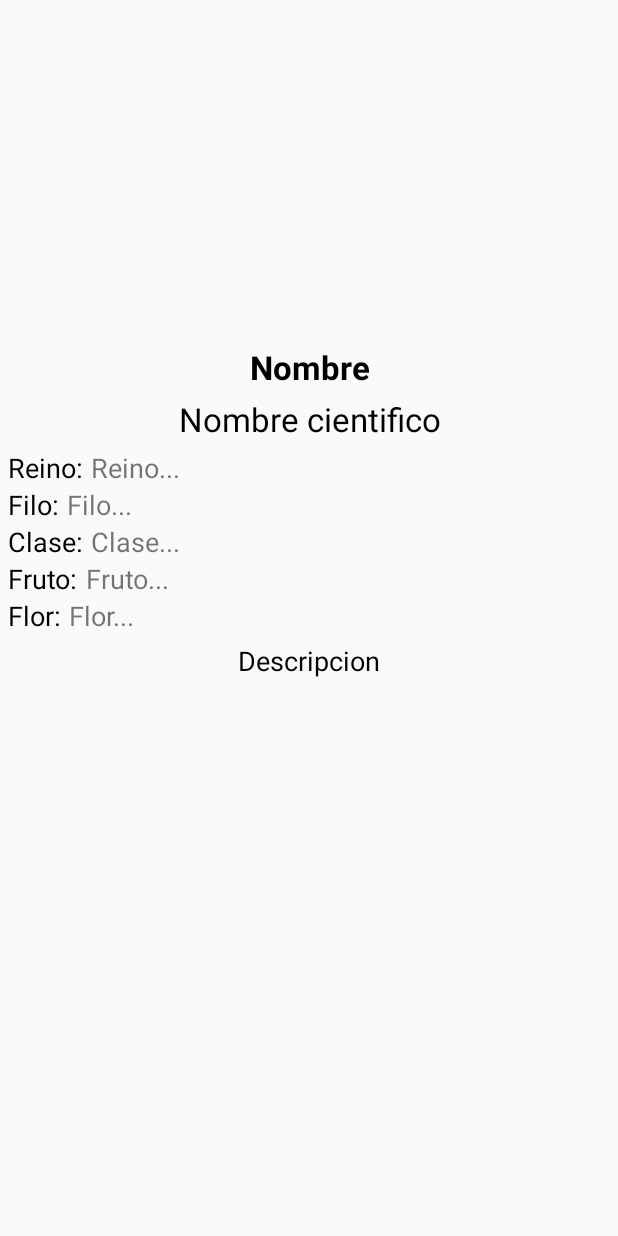
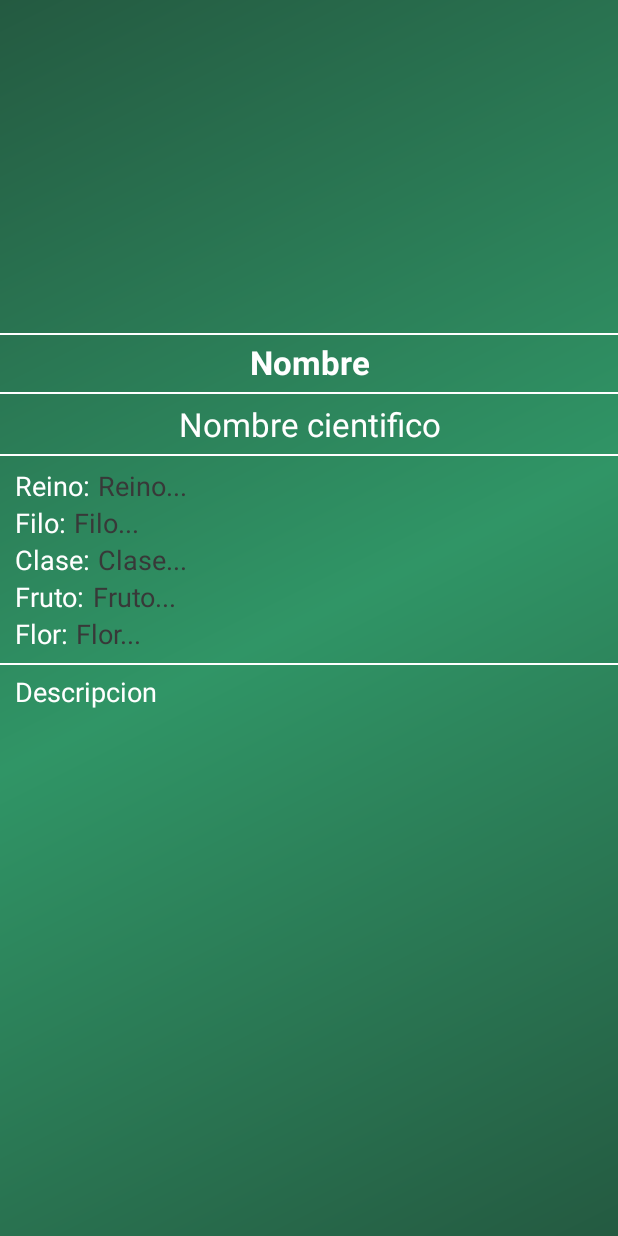
Before and after one commit to jesualdomc/ForestApp, an Android app: the layout adaptador_lista_inventario.xml on its own in the app's theme, with its tools: preview values and no code run, on a phone screen of 412 x 824 dp. Run offline under Robolectric (Android 15) with nearby library versions, the phone set to English and light mode, and no system bars.

Commit message:
Se están haciendo diseños en la app.

```diff
--- a/app/src/main/res/layout/adaptador_lista_inventario.xml
+++ b/app/src/main/res/layout/adaptador_lista_inventario.xml
@@ -2,7 +2,8 @@
 <LinearLayout xmlns:android="http://schemas.android.com/apk/res/android"
     android:layout_width="match_parent"
     android:layout_height="match_parent"
-    android:orientation="horizontal">
+    android:orientation="horizontal"
+    android:background="@drawable/fondo_degradado">
 
     <ScrollView
         android:layout_width="match_parent"
@@ -21,54 +22,70 @@
 
             <LinearLayout
                 android:layout_width="match_parent"
-                android:layout_height="wrap_content"
-                android:orientation="horizontal">
+                android:layout_height="1dp"
+                android:orientation="horizontal"
+                android:background="#FFFFFF"
+                android:layout_marginTop="-8dp">
+            </LinearLayout>
 
-                <TextView
-                    android:layout_width="match_parent"
+
+            <TextView
+                    android:layout_width="wrap_content"
                     android:layout_height="wrap_content"
                     android:textAppearance="?android:attr/textAppearanceLarge"
                     android:text="Nombre"
                     android:id="@+id/tv_titulo_arbol"
-                    android:textColor="#ff000000"
+                    android:textColor="#FFFFFF"
                     android:visibility="visible"
                     android:textStyle="bold"
                     android:layout_weight="0.97"
                     android:layout_gravity="center_horizontal"
-                    android:textAlignment="center" />
+                    android:textAlignment="center"
+                android:layout_marginTop="3dp" />
 
-            </LinearLayout>
+
+
             <LinearLayout
                 android:layout_width="match_parent"
-                android:layout_height="wrap_content"
-                android:orientation="horizontal">
+                android:layout_height="1dp"
+                android:orientation="horizontal"
+                android:background="#FFFFFF"
+                android:layout_marginTop="5dp">
+            </LinearLayout>
                 <TextView
                     android:layout_width="match_parent"
                     android:layout_height="wrap_content"
                     android:textAppearance="?android:attr/textAppearanceLarge"
                     android:text="Nombre cientifico"
                     android:id="@+id/tv_nombre_cientifico"
-                    android:textColor="#ff000000"
+                    android:textColor="#FFFFFF"
                     android:paddingTop="5dp"
                     android:paddingBottom="5dp"
                     android:visibility="visible"
                     android:layout_gravity="center_horizontal"
                     android:textAlignment="center" />
+            <LinearLayout
+                android:layout_width="match_parent"
+                android:layout_height="1dp"
+                android:orientation="horizontal"
+                android:background="#FFFFFF">
             </LinearLayout>
+
             <LinearLayout
                 android:layout_width="match_parent"
                 android:layout_height="wrap_content"
-                android:orientation="horizontal">
+                android:orientation="horizontal"
+                android:layout_marginTop="7dp">
 
                 <TextView
                     android:layout_width="wrap_content"
                     android:layout_height="wrap_content"
                     android:text="Reino:"
-                    android:textColor="#ff000000"
+                    android:textColor="#FFFFFF"
                     android:visibility="visible"
                     android:layout_gravity="center_horizontal"
                     android:textSize="18dp"
-                    android:layout_marginLeft="5dp" />
+                    android:layout_marginLeft="10dp" />
 
                 <TextView
                     android:layout_width="wrap_content"
@@ -76,7 +93,9 @@
                     android:text="Reino..."
                     android:id="@+id/tv_reino"
                     android:layout_marginLeft="5dp"
-                    android:textSize="18dp" />
+                    android:textSize="18dp"
+                    android:textColor="#383838"
+                    android:textAppearance="?android:attr/textAppearanceMedium" />
             </LinearLayout>
             <LinearLayout
                 android:layout_width="match_parent"
@@ -87,11 +106,11 @@
                     android:layout_width="wrap_content"
                     android:layout_height="wrap_content"
                     android:text="Filo:"
-                    android:textColor="#ff000000"
+                    android:textColor="#FFFFFF"
                     android:visibility="visible"
                     android:layout_gravity="center_horizontal"
                     android:textSize="18dp"
-                    android:layout_marginLeft="5dp" />
+                    android:layout_marginLeft="10dp" />
 
                 <TextView
                     android:layout_width="wrap_content"
@@ -99,7 +118,9 @@
                     android:text="Filo..."
                     android:id="@+id/tv_filo"
                     android:layout_marginLeft="5dp"
-                    android:textSize="18dp" />
+                    android:textSize="18dp"
+                    android:textColor="#383838"
+                    android:textAppearance="?android:attr/textAppearanceMedium" />
             </LinearLayout>
             <LinearLayout
                 android:layout_width="match_parent"
@@ -110,11 +131,11 @@
                     android:layout_width="wrap_content"
                     android:layout_height="wrap_content"
                     android:text="Clase:"
-                    android:textColor="#ff000000"
+                    android:textColor="#FFFFFF"
                     android:visibility="visible"
                     android:layout_gravity="center_horizontal"
                     android:textSize="18dp"
-                    android:layout_marginLeft="5dp" />
+                    android:layout_marginLeft="10dp" />
 
                 <TextView
                     android:layout_width="wrap_content"
@@ -122,7 +143,9 @@
                     android:text="Clase..."
                     android:id="@+id/tv_clase"
                     android:layout_marginLeft="5dp"
-                    android:textSize="18dp" />
+                    android:textSize="18dp"
+                    android:textColor="#383838"
+                    android:textAppearance="?android:attr/textAppearanceMedium" />
             </LinearLayout>
             <LinearLayout
                 android:layout_width="match_parent"
@@ -133,11 +156,11 @@
                     android:layout_width="wrap_content"
                     android:layout_height="wrap_content"
                     android:text="Fruto:"
-                    android:textColor="#ff000000"
+                    android:textColor="#FFFFFF"
                     android:visibility="visible"
                     android:layout_gravity="center_horizontal"
                     android:textSize="18dp"
-                    android:layout_marginLeft="5dp" />
+                    android:layout_marginLeft="10dp" />
 
                 <TextView
                     android:layout_width="wrap_content"
@@ -145,7 +168,9 @@
                     android:text="Fruto..."
                     android:id="@+id/tv_fruto"
                     android:layout_marginLeft="5dp"
-                    android:textSize="18dp" />
+                    android:textSize="18dp"
+                    android:textColor="#383838"
+                    android:textAppearance="?android:attr/textAppearanceMedium" />
             </LinearLayout>
             <LinearLayout
                 android:layout_width="match_parent"
@@ -156,11 +181,11 @@
                     android:layout_width="wrap_content"
                     android:layout_height="wrap_content"
                     android:text="Flor:"
-                    android:textColor="#ff000000"
+                    android:textColor="#FFFFFF"
                     android:visibility="visible"
                     android:layout_gravity="center_horizontal"
                     android:textSize="18dp"
-                    android:layout_marginLeft="5dp" />
+                    android:layout_marginLeft="10dp" />
 
                 <TextView
                     android:layout_width="wrap_content"
@@ -168,18 +193,29 @@
                     android:text="Flor..."
                     android:id="@+id/tv_flor"
                     android:layout_marginLeft="5dp"
-                    android:textSize="18dp" />
+                    android:textSize="18dp"
+                    android:textColor="#383838"
+                    android:textAppearance="?android:attr/textAppearanceMedium" />
+            </LinearLayout>
+            <LinearLayout
+                android:layout_width="match_parent"
+                android:layout_height="1dp"
+                android:orientation="horizontal"
+                android:background="#FFFFFF"
+                android:layout_marginTop="7dp">
             </LinearLayout>
             <TextView
                 android:layout_width="match_parent"
-                android:layout_height="300dp"
+                android:layout_height="match_parent"
                 android:textAppearance="?android:attr/textAppearanceMedium"
                 android:text="@string/descripcion"
                 android:id="@+id/tv_contenido_arbol"
-                android:layout_margin="5dp"
-                android:textColor="#000000"
-                android:textAlignment="center"
-                android:layout_weight="18.80" />
+                android:textColor="#FFFFFF"
+                android:layout_weight="18.80"
+                android:layout_marginLeft="10dp"
+                android:layout_marginRight="8dp"
+                android:gravity="left|center_vertical"
+                android:layout_marginTop="5dp" />
         </LinearLayout>
     </ScrollView>
 
--- a/app/src/main/res/layout/fragment_sabias_que.xml
+++ b/app/src/main/res/layout/fragment_sabias_que.xml
@@ -10,7 +10,7 @@
         android:layout_width="match_parent"
         android:layout_height="wrap_content"
         android:layout_margin="5dp"
-        android:background="@drawable/post_border_style"
+        android:background="@color/colorPrimaryDark"
         android:orientation="vertical" >
 
         <LinearLayout
@@ -18,7 +18,7 @@
             android:layout_width="match_parent"
             android:layout_height="wrap_content"
             android:layout_margin="2dp"
-            android:background="@drawable/post_background_style"
+            android:background="@color/colorPrimary"
             android:orientation="horizontal" >
 
             <LinearLayout
@@ -64,7 +64,7 @@
                         android:text="El árbol de mango es la mayor arbolización en Valledupar. "
                         android:id="@+id/textSubTitulo"
                         android:layout_marginLeft="5dp"
-                        android:textColor="#ff868686" />
+                        android:textColor="#FFFFFF" />
 
                 </LinearLayout>
 
@@ -76,7 +76,7 @@
         android:layout_width="match_parent"
         android:layout_height="wrap_content"
         android:layout_margin="5dp"
-        android:background="@drawable/post_border_style"
+        android:background="@color/colorPrimaryDark"
         android:orientation="vertical" >
 
         <LinearLayout
@@ -84,7 +84,7 @@
             android:layout_width="match_parent"
             android:layout_height="wrap_content"
             android:layout_margin="2dp"
-            android:background="@drawable/post_background_style"
+            android:background="@color/colorPrimary"
             android:orientation="horizontal" >
 
             <LinearLayout
@@ -130,7 +130,7 @@
                         android:text="El cañaguate cuando florece, los cerros de Valledupar se tornan amarillos gracias a los cañaguates florecidos."
                         android:id="@+id/textView6"
                         android:layout_marginLeft="5dp"
-                        android:textColor="#ff868686" />
+                        android:textColor="#FFFFFF" />
                 </LinearLayout>
             </LinearLayout>
         </LinearLayout>
@@ -140,7 +140,7 @@
         android:layout_width="match_parent"
         android:layout_height="wrap_content"
         android:layout_margin="5dp"
-        android:background="@drawable/post_border_style"
+        android:background="@color/colorPrimaryDark"
         android:orientation="vertical"
         android:layout_gravity="center_horizontal">
 
@@ -149,7 +149,7 @@
             android:layout_width="match_parent"
             android:layout_height="wrap_content"
             android:layout_margin="2dp"
-            android:background="@drawable/post_background_style"
+            android:background="@color/colorPrimary"
             android:orientation="horizontal" >
 
             <LinearLayout
@@ -195,7 +195,7 @@
                         android:text="El fruto del arbol achote, sirve como colorante para comidas. "
                         android:id="@+id/textView8"
                         android:layout_marginLeft="5dp"
-                        android:textColor="#ff868686" />
+                        android:textColor="#ffffff" />
                 </LinearLayout>
             </LinearLayout>
         </LinearLayout>
--- a/app/src/main/res/layout/layout_adaptador_arboles.xml
+++ b/app/src/main/res/layout/layout_adaptador_arboles.xml
@@ -13,7 +13,7 @@
         android:layout_width="100dp"
         android:layout_height="100dp"
         app:civ_border_width="2dp"
-        app:civ_border_color="#FF000000" />
+        app:civ_border_color="#309566" />
 
     <LinearLayout
         android:orientation="vertical"
```
Also changed, not shown: 148 other files.
